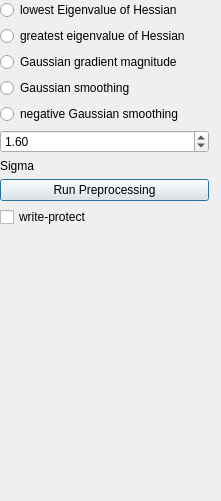
Above: ilastik/workflows/carving/preprocessingDrawer.ui from thorbenk/ilastik before the change. Below: the same form after it.
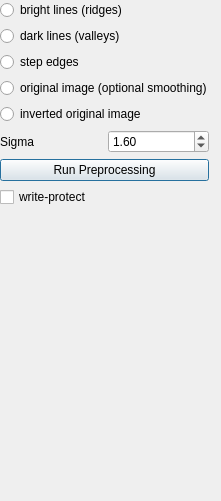
That is the form after the change. Icons and pictures are not drawn.

What changed in the file:
```diff
--- a/ilastik/workflows/carving/preprocessingDrawer.ui
+++ b/ilastik/workflows/carving/preprocessingDrawer.ui
@@ -25,7 +25,7 @@
 				      <string>choose this filter for preprocessing</string>
 				  </property>
 				  <property name="text">
-					  <string>lowest Eigenvalue of Hessian</string>
+					  <string>bright lines (ridges)</string>
 				  </property>
 				 </widget>
 			</item>
@@ -35,7 +35,7 @@
 				   <string>choose this filter for preprocessing</string>
 				  </property>
 				  <property name="text">
-					  <string>greatest eigenvalue of Hessian</string>
+					  <string>dark lines (valleys)</string>
 				  </property>
 				 </widget>
 			</item>
@@ -45,7 +45,7 @@
 				   <string>choose this filter for preprocessing</string>
 				  </property>
 				  <property name="text">
-					  <string>Gaussian gradient magnitude</string>
+					  <string>step edges</string>
 				  </property>
 				 </widget>
 			</item>
@@ -55,7 +55,7 @@
 				   <string>choose this filter for preprocessing</string>
 				  </property>
 				  <property name="text">
-					  <string>Gaussian smoothing</string>
+					  <string>original image (optional smoothing)</string>
 				  </property>
 				 </widget>
 			</item>
@@ -65,13 +65,22 @@
 				   <string>choose this filter for preprocessing</string>
 				  </property>
 				  <property name="text">
-					  <string>negative Gaussian smoothing</string>
+					  <string>inverted original image</string>
 				  </property>
 				 </widget>
 			</item>
-			 
-		
-    
+	<item>
+	<layout class="QHBoxLayout" name="horizontalLayout">
+		<item>
+		 <widget class="QLabel" name="Sigma">
+		  <property name="text">
+		   <string>Sigma</string>
+		  </property>
+		  <property name="buddy">
+		   <name>sigmaSpin</name>
+		  </property>
+		 </widget>
+		</item>
     <item>
      <widget class="QDoubleSpinBox" name="sigmaSpin">
       <property name="toolTip">
@@ -88,16 +97,9 @@
       </property>
      </widget>
     </item>
-    <item>
-     <widget class="QLabel" name="Sigma">
-      <property name="text">
-       <string>Sigma</string>
-      </property>
-      <property name="buddy">
-	   <name>sigmaSpin</name>
-	  </property>
-     </widget>
+    </layout>
     </item>
+    
     <item>
      <widget class="QPushButton" name="runButton">
       <property name="toolTip">
```
Left out of the diff: 2 changed lines with no effect on the pictures. Lines whose indentation alone changed are shown as unchanged.
